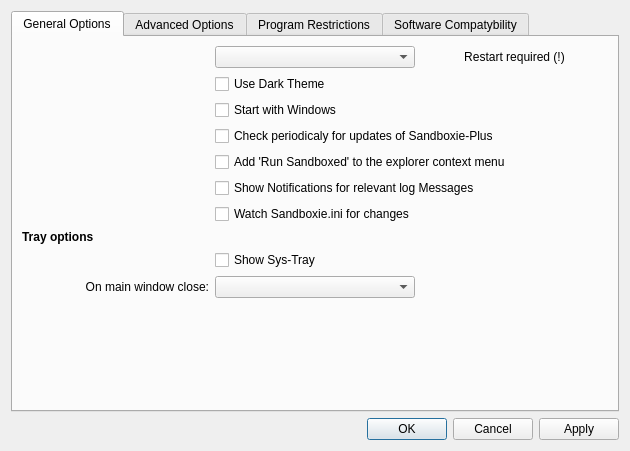
Above: SandboxiePlus/SandMan/Forms/SettingsWindow.ui from sandboxie-plus/Sandboxie before the change. Below: the same form after it.
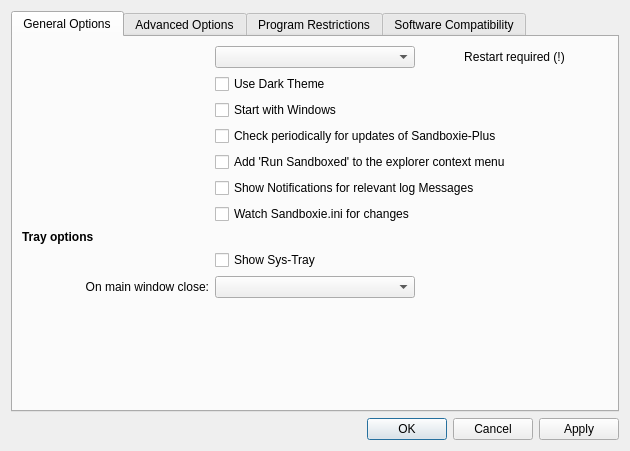
That is the form after the change.

Commit message: Minor typos in SettingsWindow

Diff of the .ui file:
```diff
--- a/SandboxiePlus/SandMan/Forms/SettingsWindow.ui
+++ b/SandboxiePlus/SandMan/Forms/SettingsWindow.ui
@@ -180,7 +180,7 @@
            <item row="3" column="1" colspan="2">
             <widget class="QCheckBox" name="chkAutoUpdate">
              <property name="text">
-              <string>Check periodicaly for updates of Sandboxie-Plus</string>
+              <string>Check periodically for updates of Sandboxie-Plus</string>
              </property>
             </widget>
            </item>
@@ -443,7 +443,7 @@
        </widget>
        <widget class="QWidget" name="tabCompat">
         <attribute name="title">
-         <string>Software Compatybility</string>
+         <string>Software Compatibility</string>
         </attribute>
         <layout class="QGridLayout" name="gridLayout_4">
          <item row="0" column="0">
```
Left out of the diff: 4 changed lines with no effect on the pictures.
